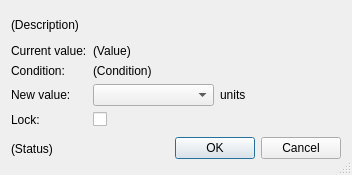
alexsmn/scada-client, file components/write/qt/write_dialog.ui: the form before one commit.
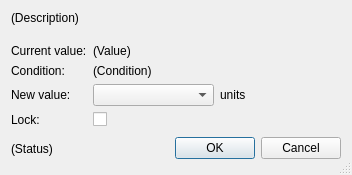
The form after the commit.

The edit to the form file:
```diff
--- a/components/write/qt/write_dialog.ui
+++ b/components/write/qt/write_dialog.ui
@@ -31,6 +31,9 @@
      <property name="text">
       <string>(Description)</string>
      </property>
+     <property name="alignment">
+      <set>Qt::AlignLeading|Qt::AlignLeft|Qt::AlignTop</set>
+     </property>
     </widget>
    </item>
    <item>
```
